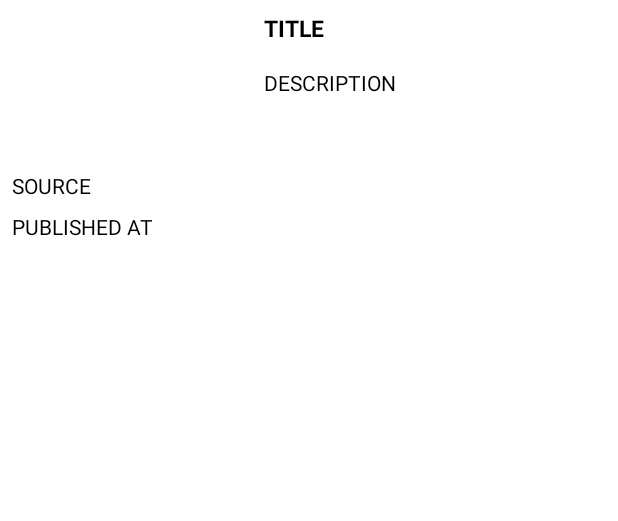
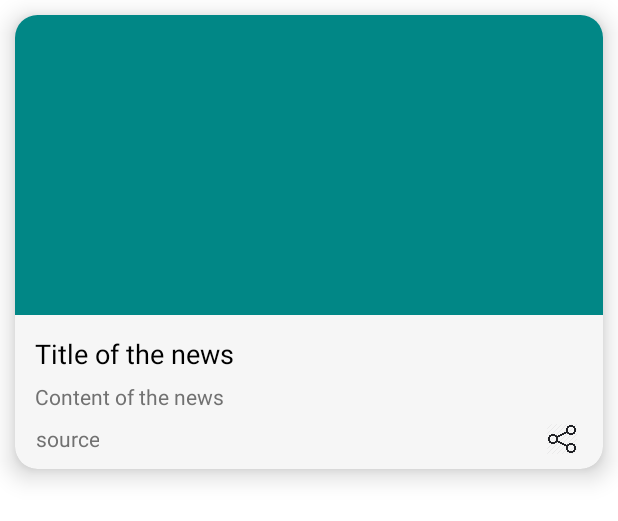
Before and after one commit to the-anant-kumar/NewsApp-MVVM-, an Android app: the layout item_article_preview.xml on its own in the app's theme, with its tools: preview values and no code run, on a phone screen of 412 x 824 dp. Shown: the top 521 px of the screen. Run offline under Robolectric (Android 15) with nearby library versions, the phone set to English and light mode, and no system bars; network calls fail.

Commit message:
Save Article Fixed

```diff
--- a/app/build.gradle
+++ b/app/build.gradle
@@ -38,8 +38,8 @@ android {
 dependencies {
 
     implementation 'androidx.core:core-ktx:1.9.0'
-    implementation 'androidx.appcompat:appcompat:1.6.0'
-    implementation 'com.google.android.material:material:1.7.0'
+    implementation 'androidx.appcompat:appcompat:1.6.1'
+    implementation 'com.google.android.material:material:1.8.0'
     implementation 'androidx.constraintlayout:constraintlayout:2.1.4'
     testImplementation 'junit:junit:4.13.2'
     androidTestImplementation 'androidx.test.ext:junit:1.1.5'
@@ -73,6 +73,6 @@ dependencies {
     implementation "androidx.navigation:navigation-ui-ktx:2.5.3"
 
     // Glide
-    implementation 'com.github.bumptech.glide:glide:4.13.2'
+    implementation 'com.github.bumptech.glide:glide:4.14.2'
     kapt 'com.github.bumptech.glide:compiler:4.11.0'
 }
--- a/app/src/main/java/com/example/newsapp/adapters/NewsAdapter.kt
+++ b/app/src/main/java/com/example/newsapp/adapters/NewsAdapter.kt
@@ -3,6 +3,7 @@ package com.example.newsapp.adapters
 import android.view.LayoutInflater
 import android.view.View
 import android.view.ViewGroup
+import android.widget.Button
 import androidx.recyclerview.widget.AsyncListDiffer
 import androidx.recyclerview.widget.DiffUtil
 import androidx.recyclerview.widget.RecyclerView
@@ -13,7 +14,9 @@ import kotlinx.android.synthetic.main.item_article_preview.view.*
 
 class NewsAdapter: RecyclerView.Adapter<NewsAdapter.ArticleViewHolder>() {
 
-    inner class ArticleViewHolder(itemView: View) : RecyclerView.ViewHolder(itemView)
+    inner class ArticleViewHolder(itemView: View) : RecyclerView.ViewHolder(itemView){
+        val share: Button = itemView.btnShare
+    }
 
     private val differCallback = object : DiffUtil.ItemCallback<Article>() {
         override fun areItemsTheSame(oldItem: Article, newItem: Article): Boolean {
@@ -28,6 +31,7 @@ class NewsAdapter: RecyclerView.Adapter<NewsAdapter.ArticleViewHolder>() {
     val differ = AsyncListDiffer(this, differCallback)
 
     override fun onCreateViewHolder(parent: ViewGroup, viewType: Int): ArticleViewHolder {
+
         return ArticleViewHolder(
             LayoutInflater.from(parent.context).inflate(
                 R.layout.item_article_preview,
@@ -44,10 +48,12 @@ class NewsAdapter: RecyclerView.Adapter<NewsAdapter.ArticleViewHolder>() {
             tvSource.text = article.source.name
             tvTitle.text = article.title
             tvDescription.text = article.description
-            tvPublishedAt.text = article.publishedAt
             setOnClickListener{
                 onItemClickListener?.let { it(article) }
             }
+        }
+        holder.share.setOnClickListener {
+            onShareButtonClickListener?.let { it(article) }
         }
     }
 
@@ -56,8 +62,13 @@ class NewsAdapter: RecyclerView.Adapter<NewsAdapter.ArticleViewHolder>() {
     }
 
     private var onItemClickListener: ((Article) -> Unit)? = null
+    private var onShareButtonClickListener: ((Article) -> Unit)? = null
 
     fun setOnItemClickListener(listener: (Article) -> Unit) {
         onItemClickListener = listener
     }
+
+    fun setOnShareButtonClickListener(listener: (Article) -> Unit) {
+        onShareButtonClickListener = listener
+    }
 }
--- a/app/src/main/java/com/example/newsapp/models/Article.kt
+++ b/app/src/main/java/com/example/newsapp/models/Article.kt
@@ -10,13 +10,13 @@ import java.io.Serializable
 data class Article(
     @PrimaryKey(autoGenerate = true) var id: Int? = null,
     val author: String,
-    val content: String,
-    val description: String,
+    val content: String?,
+    val description: String?,
     val publishedAt: String,
     val source: Source,
     val title: String,
     val url: String,
-    val urlToImage: String
+    val urlToImage: String?
 ): Serializable {
     override fun hashCode(): Int {
         var result = id.hashCode()
--- a/app/src/main/java/com/example/newsapp/models/NewsResponse.kt
+++ b/app/src/main/java/com/example/newsapp/models/NewsResponse.kt
@@ -1,6 +1,4 @@
 package com.example.newsapp.models
-
-import com.example.newsapp.models.Article
 
 data class NewsResponse(
     val articles: List<Article>,
--- a/app/src/main/java/com/example/newsapp/ui/NewsActivity.kt
+++ b/app/src/main/java/com/example/newsapp/ui/NewsActivity.kt
@@ -18,7 +18,6 @@ class NewsActivity : AppCompatActivity() {
     lateinit var viewModel: NewsViewModel
 
     override fun onCreate(savedInstanceState: Bundle?) {
-
         super.onCreate(savedInstanceState)
         setContentView(R.layout.activity_news)
 
--- a/app/src/main/java/com/example/newsapp/ui/fragments/BreakingNewsFragment.kt
+++ b/app/src/main/java/com/example/newsapp/ui/fragments/BreakingNewsFragment.kt
@@ -1,6 +1,10 @@
 package com.example.newsapp.ui.fragments
 
+import android.content.Intent
+import android.graphics.drawable.BitmapDrawable
+import android.net.Uri
 import android.os.Bundle
+import android.provider.MediaStore
 import android.util.Log
 import android.view.View
 import androidx.fragment.app.Fragment
@@ -14,6 +18,7 @@ import com.example.newsapp.ui.NewsActivity
 import com.example.newsapp.ui.NewsViewModel
 import com.example.newsapp.util.Resource
 import kotlinx.android.synthetic.main.fragment_breaking_news.*
+import kotlinx.android.synthetic.main.item_article_preview.*
 
 class BreakingNewsFragment : Fragment(R.layout.fragment_breaking_news){
 
@@ -36,6 +41,17 @@ class BreakingNewsFragment : Fragment(R.layout.fragment_breaking_news){
                 R.id.action_breakingNewsFragment_to_articleFragment,
                 bundle
             )
+        }
+
+        newsAdapter.setOnShareButtonClickListener {
+            val url = it.url
+            val intent = Intent(Intent.ACTION_SEND)
+            intent.type = "text/*"
+            intent.putExtra(Intent.EXTRA_TEXT, url)
+
+            val chooser = Intent.createChooser(intent, "Share News")
+            startActivity(chooser)
+
         }
 
         viewModel.breakingNews.observe(viewLifecycleOwner, Observer {   response ->
--- a/app/src/main/java/com/example/newsapp/ui/fragments/SavedNewsFragment.kt
+++ b/app/src/main/java/com/example/newsapp/ui/fragments/SavedNewsFragment.kt
@@ -1,5 +1,6 @@
 package com.example.newsapp.ui.fragments
 
+import android.content.Intent
 import android.os.Bundle
 import android.view.View
 import androidx.fragment.app.Fragment
@@ -34,6 +35,17 @@ class SavedNewsFragment : Fragment(R.layout.fragment_saved_news){
                 R.id.action_savedNewsFragment_to_articleFragment,
                 bundle
             )
+        }
+
+        newsAdapter.setOnShareButtonClickListener {
+            val url = it.url
+            val intent = Intent(Intent.ACTION_SEND)
+            intent.type = "text/*"
+            intent.putExtra(Intent.EXTRA_TEXT, url)
+
+            val chooser = Intent.createChooser(intent, "Share News")
+            startActivity(chooser)
+
         }
 
         val itemTouchHelperCallback = object : ItemTouchHelper.SimpleCallback(
--- a/app/src/main/java/com/example/newsapp/ui/fragments/SearchNewsFragment.kt
+++ b/app/src/main/java/com/example/newsapp/ui/fragments/SearchNewsFragment.kt
@@ -1,5 +1,6 @@
 package com.example.newsapp.ui.fragments
 
+import android.content.Intent
 import android.os.Bundle
 import android.util.Log
 import android.view.View
@@ -39,6 +40,17 @@ class SearchNewsFragment : Fragment(R.layout.fragment_search_news){
                 R.id.action_searchNewsFragment_to_articleFragment,
                 bundle
             )
+        }
+
+        newsAdapter.setOnShareButtonClickListener {
+            val url = it.url
+            val intent = Intent(Intent.ACTION_SEND)
+            intent.type = "text/*"
+            intent.putExtra(Intent.EXTRA_TEXT, url)
+
+            val chooser = Intent.createChooser(intent, "Share News")
+            startActivity(chooser)
+
         }
 
         var job: Job? = null
--- a/app/src/main/res/layout/fragment_breaking_news.xml
+++ b/app/src/main/res/layout/fragment_breaking_news.xml
@@ -11,6 +11,7 @@
         android:layout_height="match_parent"
         android:clipToPadding="false"
         android:paddingBottom="50dp"
+        tools:listitem="@layout/item_article_preview"
         app:layout_constraintBottom_toBottomOf="parent"
         app:layout_constraintEnd_toEndOf="parent"
         app:layout_constraintHorizontal_bias="0.5"
--- a/app/src/main/res/layout/fragment_saved_news.xml
+++ b/app/src/main/res/layout/fragment_saved_news.xml
@@ -6,6 +6,7 @@
 
     <androidx.recyclerview.widget.RecyclerView
         android:id="@+id/rvSavedNews"
+        tools:listitem="@layout/item_article_preview"
         android:layout_width="match_parent"
         android:layout_height="match_parent" />
 
--- a/app/src/main/res/layout/item_article_preview.xml
+++ b/app/src/main/res/layout/item_article_preview.xml
@@ -1,66 +1,84 @@
 <?xml version="1.0" encoding="utf-8"?>
-<androidx.constraintlayout.widget.ConstraintLayout xmlns:android="http://schemas.android.com/apk/res/android"
-    xmlns:app="http://schemas.android.com/apk/res-auto"
+<androidx.cardview.widget.CardView xmlns:android="http://schemas.android.com/apk/res/android"
     xmlns:tools="http://schemas.android.com/tools"
     android:layout_width="match_parent"
     android:layout_height="wrap_content"
-    android:padding="8dp">
+    xmlns:app="http://schemas.android.com/apk/res-auto"
+    app:cardElevation="10dp"
+    app:cardCornerRadius="15dp"
+    android:layout_margin="10dp"
+    app:cardBackgroundColor="#F6F6F6"
+    app:cardPreventCornerOverlap="true">
+
+    <LinearLayout
+        android:layout_width="match_parent"
+        android:layout_height="match_parent"
+        android:orientation="vertical">
 
         <ImageView
             android:id="@+id/ivArticleImage"
-        android:layout_width="160dp"
-        android:layout_height="90dp"
+            android:layout_width="match_parent"
+            android:layout_height="200dp"
             android:scaleType="centerCrop"
-        app:layout_constraintStart_toStartOf="parent"
-        app:layout_constraintTop_toTopOf="parent" />
+            android:src="@color/teal_700"/>
+
+        <LinearLayout
+            android:layout_width="match_parent"
+            android:layout_height="wrap_content"
+            android:orientation="vertical"
+            android:padding="10dp">
+
+            <TextView
+                android:id="@+id/tvTitle"
+                android:layout_width="match_parent"
+                android:layout_height="wrap_content"
+                android:textSize="18sp"
+                android:textColor="@color/black"
+                android:maxLines="2"
+                android:ellipsize="end"
+                tools:text="Title of the news"
+                android:padding="3dp"
+                />
+
+            <TextView
+                android:id="@+id/tvDescription"
+                android:layout_width="match_parent"
+                android:layout_height="wrap_content"
+                android:maxLines="2"
+                android:ellipsize="end"
+                tools:text="Content of the news"
+                android:padding="3dp"
+                android:textColor="@color/content_colour"/>
+
+            <RelativeLayout
+                android:layout_width="match_parent"
+                android:layout_height="wrap_content"
+                android:layout_gravity="center">
 
                 <TextView
                     android:id="@+id/tvSource"
                     android:layout_width="wrap_content"
                     android:layout_height="wrap_content"
-        android:layout_marginTop="16dp"
-        android:text="SOURCE"
-        android:textColor="@android:color/black"
-        app:layout_constraintStart_toStartOf="parent"
-        app:layout_constraintTop_toBottomOf="@+id/ivArticleImage" />
+                    android:gravity="center"
+                    android:paddingStart="3dp"
+                    android:paddingEnd="3dp"
+                    tools:text="source"
+                    android:textColor="@color/content_colour"
+                    android:paddingTop="5dp"/>
 
-    <TextView
-        android:id="@+id/tvTitle"
-        android:layout_width="0dp"
-        android:layout_height="wrap_content"
-        android:layout_marginStart="8dp"
-        android:ellipsize="end"
-        android:maxLines="3"
-        android:text="TITLE"
-        android:textColor="@android:color/black"
-        android:textSize="15sp"
-        android:textStyle="bold"
-        app:layout_constraintRight_toRightOf="parent"
-        app:layout_constraintLeft_toRightOf="@+id/ivArticleImage"
-        app:layout_constraintTop_toTopOf="parent" />
+                <Button
+                    android:id="@+id/btnShare"
+                    android:layout_width="20dp"
+                    android:layout_height="20dp"
+                    android:layout_alignParentEnd="true"
+                    android:layout_marginTop="5dp"
+                    android:layout_marginEnd="7dp"
+                    android:background="@drawable/share" />
 
-    <TextView
-        android:id="@+id/tvDescription"
-        android:layout_width="0dp"
-        android:layout_height="wrap_content"
-        android:layout_marginStart="8dp"
-        android:layout_marginTop="16dp"
-        android:ellipsize="end"
-        android:maxLines="5"
-        android:text="DESCRIPTION"
-        android:textColor="@android:color/black"
-        app:layout_constraintEnd_toEndOf="parent"
-        app:layout_constraintStart_toEndOf="@+id/ivArticleImage"
-        app:layout_constraintTop_toBottomOf="@+id/tvTitle" />
+            </RelativeLayout>
 
-    <TextView
-        android:id="@+id/tvPublishedAt"
-        android:layout_width="wrap_content"
-        android:layout_height="wrap_content"
-        android:layout_marginTop="8dp"
-        android:text="PUBLISHED AT"
-        android:textColor="@android:color/black"
-        app:layout_constraintStart_toStartOf="parent"
-        app:layout_constraintTop_toBottomOf="@+id/tvSource" />
+        </LinearLayout>
 
-</androidx.constraintlayout.widget.ConstraintLayout>
+    </LinearLayout>
+
+</androidx.cardview.widget.CardView>
--- a/app/src/main/res/values-night/themes.xml
+++ b/app/src/main/res/values-night/themes.xml
@@ -1,9 +1,9 @@
 <resources xmlns:tools="http://schemas.android.com/tools">
     <!-- Base application theme. -->
-    <style name="Theme.NewsApp" parent="Theme.MaterialComponents.DayNight.DarkActionBar">
+    <style name="Theme.NewsApp" parent="Theme.MaterialComponents.DayNight.NoActionBar">
         <!-- Primary brand color. -->
-        <item name="colorPrimary">@color/purple_200</item>
-        <item name="colorPrimaryVariant">@color/purple_700</item>
+        <item name="colorPrimary">#202125</item>
+        <item name="colorPrimaryVariant">#202125</item>
         <item name="colorOnPrimary">@color/black</item>
         <!-- Secondary brand color. -->
         <item name="colorSecondary">@color/teal_200</item>
--- a/app/src/main/res/values/colors.xml
+++ b/app/src/main/res/values/colors.xml
@@ -7,4 +7,5 @@
     <color name="teal_700">#FF018786</color>
     <color name="black">#FF000000</color>
     <color name="white">#FFFFFFFF</color>
+    <color name="content_colour">#FF717171</color>
 </resources>
--- a/app/src/main/res/values/themes.xml
+++ b/app/src/main/res/values/themes.xml
@@ -1,9 +1,9 @@
 <resources xmlns:tools="http://schemas.android.com/tools">
     <!-- Base application theme. -->
-    <style name="Theme.NewsApp" parent="Theme.MaterialComponents.DayNight.DarkActionBar">
+    <style name="Theme.NewsApp" parent="Theme.MaterialComponents.DayNight.NoActionBar">
         <!-- Primary brand color. -->
-        <item name="colorPrimary">@color/purple_500</item>
-        <item name="colorPrimaryVariant">@color/purple_700</item>
+        <item name="colorPrimary">#202125</item>
+        <item name="colorPrimaryVariant">#202125</item>
         <item name="colorOnPrimary">@color/white</item>
         <!-- Secondary brand color. -->
         <item name="colorSecondary">@color/teal_200</item>
```
Also changed, not shown: app/src/main/res/drawable-v24/share.png (added), app/src/main/res/layout/activity_news.xml (indentation only). Lines whose indentation alone changed are shown as unchanged.
